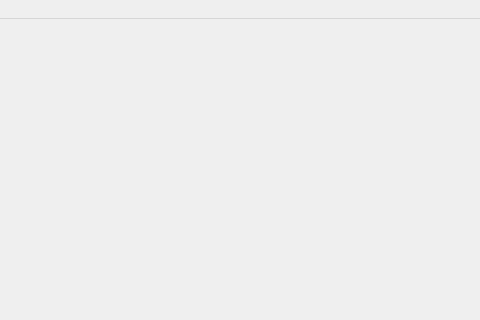
Above: src/mainwindow.ui from delcypher/simi-qt before the change; both pictures show x 320 to 800 and y 0 to 320 of the 800 by 600 pixel window. Below: the same form after it.
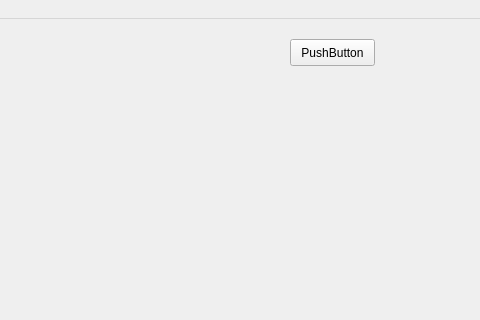
That is the form after the change. Custom widgets are drawn as their Qt base class.

Commit message: * Added Eddie's suggestions

What changed in the file:
```diff
--- a/src/mainwindow.ui
+++ b/src/mainwindow.ui
@@ -24,6 +24,19 @@
      </rect>
     </property>
    </widget>
+   <widget class="QPushButton" name="doSomething">
+    <property name="geometry">
+     <rect>
+      <x>610</x>
+      <y>20</y>
+      <width>85</width>
+      <height>27</height>
+     </rect>
+    </property>
+    <property name="text">
+     <string>PushButton</string>
+    </property>
+   </widget>
   </widget>
   <widget class="QMenuBar" name="menubar">
    <property name="geometry">
```
Left out of the diff: 4 changed lines with no effect on the pictures. The commit also changes 2 other files.
